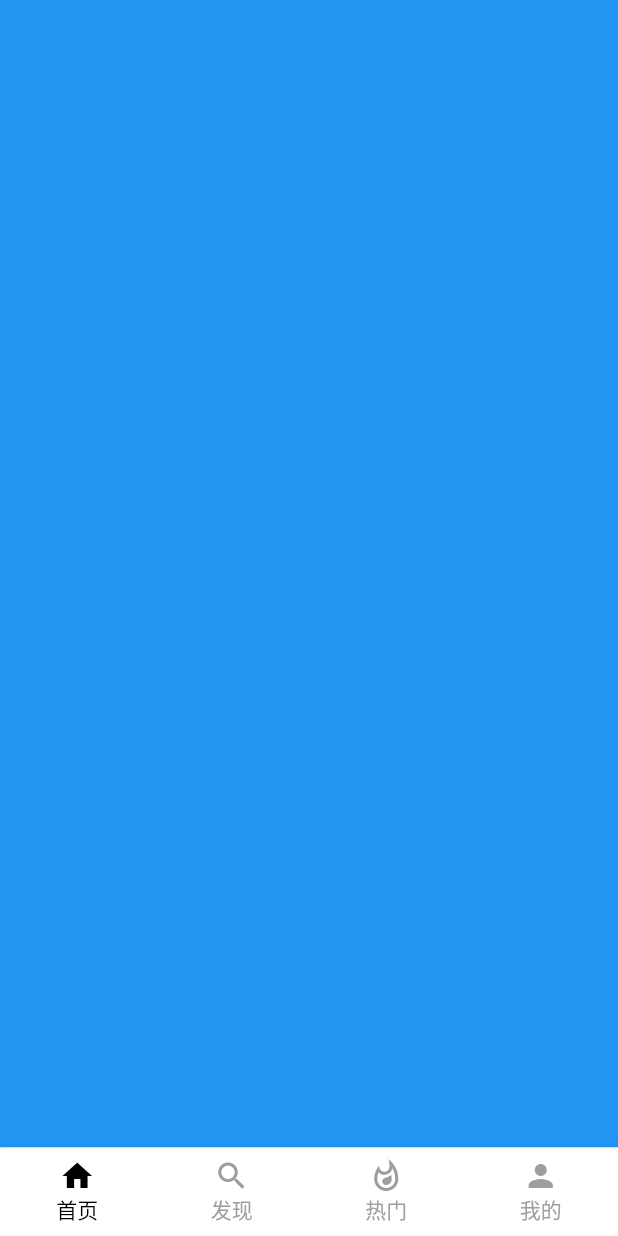
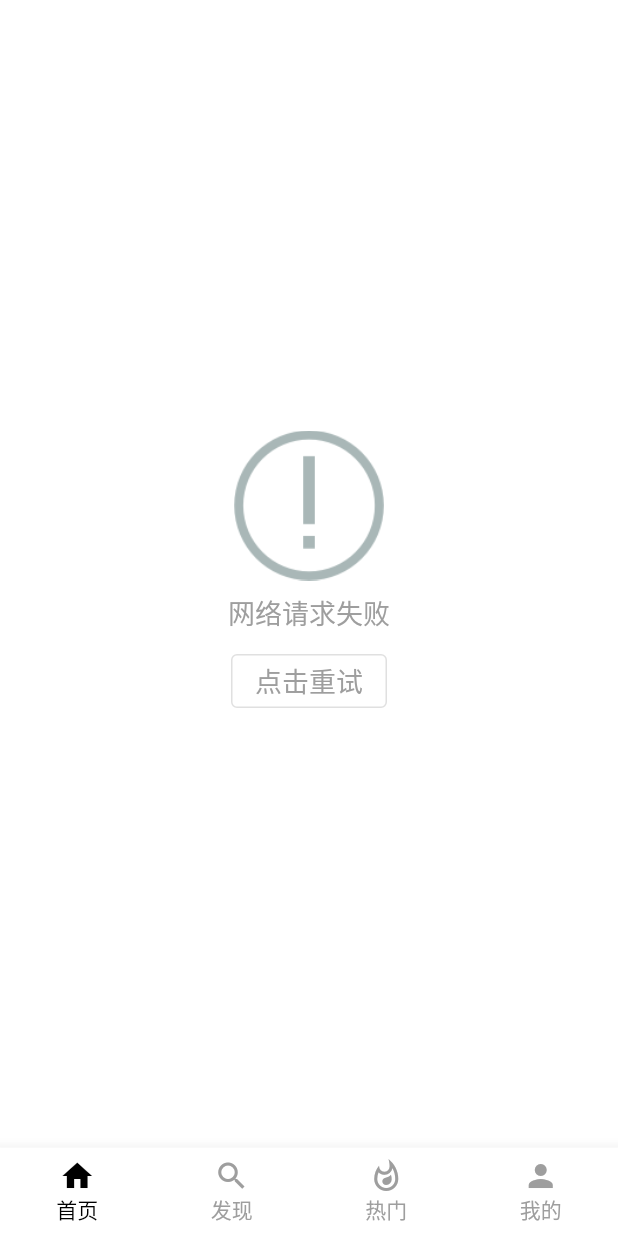
Before and after one commit to panmin/flutter_pan, a Flutter app: the screen it shows after launch, on a phone screen of 412 x 824 dp. Run offline on Flutter 3.47's test engine with Material 2 defaults, Android fonts, the phone set to English and light mode, and no system bars; our stand-ins replace fluttertoast.

Commit message:
封装错误页面

```diff
--- /dev/null
+++ b/lib/common/widget/loading_state_widget.dart
@@ -0,0 +1,66 @@
+import 'package:flutter/material.dart';
+
+enum LoadingSate { loading, error, done }
+
+/// 加载状态
+class LoadingStateWidget extends StatelessWidget {
+  final LoadingSate loadingSate;
+  final Widget child;
+  final Function()? retry;
+
+  const LoadingStateWidget(
+      {Key? key, required this.loadingSate, required this.child, this.retry})
+      : super(key: key);
+
+  @override
+  Widget build(BuildContext context) {
+    if (loadingSate == LoadingSate.loading) {
+      return _loadingWidget;
+    } else if (loadingSate == LoadingSate.error) {
+      return _loadingError;
+    } else {
+      return child;
+    }
+  }
+
+  // 加载中。。。
+  Widget get _loadingWidget {
+    return Center(
+      child: CircularProgressIndicator(),
+    );
+  }
+
+  Widget get _loadingError {
+    return Center(
+      child: Column(
+        mainAxisAlignment: MainAxisAlignment.center,
+        children: [
+          Image.asset(
+            "assets/images/ic_error.png",
+            width: 100,
+            height: 100,
+          ),
+          Padding(
+            padding: const EdgeInsets.only(top: 8),
+            child: Text(
+              "网络请求失败",
+              style: TextStyle(color: Colors.grey[500], fontSize: 18),
+            ),
+          ),
+          Container(
+            padding: const EdgeInsets.only(top: 8),
+            child: OutlinedButton(
+                onPressed: retry,
+                child: Text(
+                  "点击重试",
+                  style: TextStyle(color: Colors.grey[500], fontSize: 18),
+                ),
+                style: ButtonStyle(
+                    backgroundColor: MaterialStateProperty.all(Colors.white),
+                    overlayColor: MaterialStateProperty.all(Colors.black12))),
+          ),
+        ],
+      ),
+    );
+  }
+}
--- a/lib/main_page.dart
+++ b/lib/main_page.dart
@@ -1,8 +1,8 @@
 import 'package:flutter/material.dart';
 import 'package:flutter_pan/common/base/base_change_notifier.dart';
 import 'package:flutter_pan/common/utils/toast.dart';
+import 'package:flutter_pan/common/widget/loading_state_widget.dart';
 import 'package:flutter_pan/common/widget/provider_widget.dart';
-import 'package:provider/provider.dart';
 
 /// 主页
 /// 相当于Android里面的MainActivity
@@ -44,7 +44,11 @@ class _MainPageState extends State<MainPage> {
           controller: _pageController,
           children: [
             Container(
-              color: Colors.blue,
+              color: Colors.white,
+              child: LoadingStateWidget(
+                loadingSate: LoadingSate.error,
+                child: Text("success"),
+              ),
             ),
             Container(
               color: Colors.yellow,
@@ -60,7 +64,7 @@ class _MainPageState extends State<MainPage> {
         ),
         bottomNavigationBar: ProviderWidget<TabNavigationViewModel>(
           model: TabNavigationViewModel(),
-          builder: (context,TabNavigationViewModel model,child){
+          builder: (context, TabNavigationViewModel model, child) {
             return BottomNavigationBar(
               currentIndex: model.index,
               items: listItem,
@@ -71,7 +75,7 @@ class _MainPageState extends State<MainPage> {
               selectedFontSize: 14,
               unselectedFontSize: 14,
               onTap: (index) {
-                if(model.index!=index) {
+                if (model.index != index) {
                   _pageController.jumpToPage(index);
                   model.setBottomBarIndex(index);
                 }
@@ -83,24 +87,25 @@ class _MainPageState extends State<MainPage> {
     );
   }
 
-  Future<bool> _onWillPop() async{
-    if(_dateTime==null){
+  Future<bool> _onWillPop() async {
+    if (_dateTime == null) {
       _dateTime = DateTime.now();
       ToastUtil.show("再按一次退出");
       return false;
-    }else if(DateTime.now().difference(_dateTime!)>Duration(seconds: 1)){
+    } else if (DateTime.now().difference(_dateTime!) > Duration(seconds: 1)) {
       _dateTime = DateTime.now();
       ToastUtil.show("再按一次退出");
       return false;
-    }else{
+    } else {
       return true;
     }
   }
 }
 
-class TabNavigationViewModel extends BaseChangeNotifier{
+class TabNavigationViewModel extends BaseChangeNotifier {
   int index = 0;
-  void setBottomBarIndex(int index){
+
+  void setBottomBarIndex(int index) {
     this.index = index;
     notifyListeners();
   }
--- a/pubspec.yaml
+++ b/pubspec.yaml
@@ -54,7 +54,8 @@ flutter:
   uses-material-design: true
 
   # To add assets to your application, add an assets section, like this:
-  # assets:
+  assets:
+    - assets/images/
   #   - images/a_dot_burr.jpeg
   #   - images/a_dot_ham.jpeg
 
```
Also changed, not shown: assets/images/ic_error.png (added).
